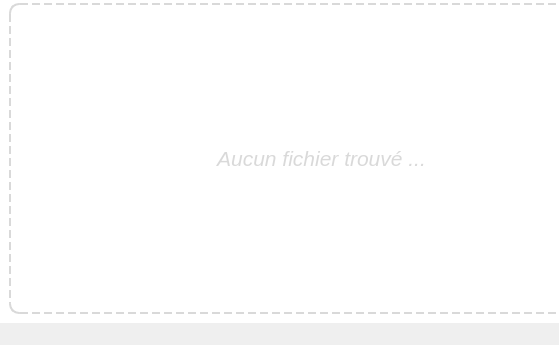
Before: the Qt Designer form home.ui in Melvins45/Autorenamer, drawn with Qt 5; both pictures show x 0 to 559 and y 190 to 535 of the 643 by 535 pixel window.
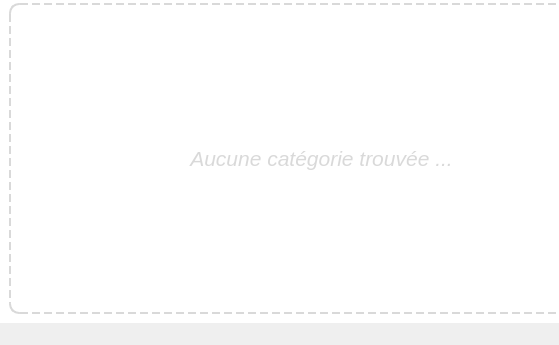
After: the same form once the commit is applied. Icons and pictures are not drawn.

```diff
--- a/home.ui
+++ b/home.ui
@@ -267,11 +267,14 @@
 color: rgb(217, 217, 217);font-style: italic;</string>
              </property>
              <property name="text">
-              <string>Aucun fichier trouvé ...</string>
+              <string>Aucune catégorie trouvée ...</string>
              </property>
              <property name="alignment">
               <set>Qt::AlignCenter</set>
              </property>
+             <property name="wordWrap">
+              <bool>true</bool>
+             </property>
             </widget>
            </item>
           </layout>
```
Left out of the diff: 1 changed line with no effect on the pictures.
